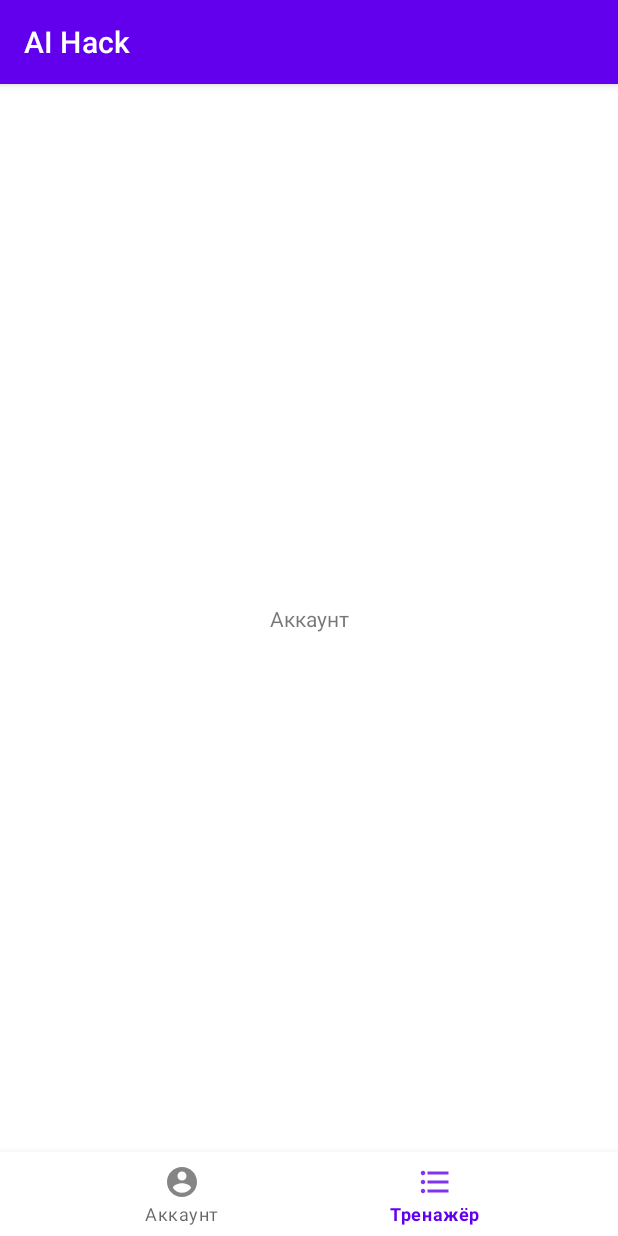
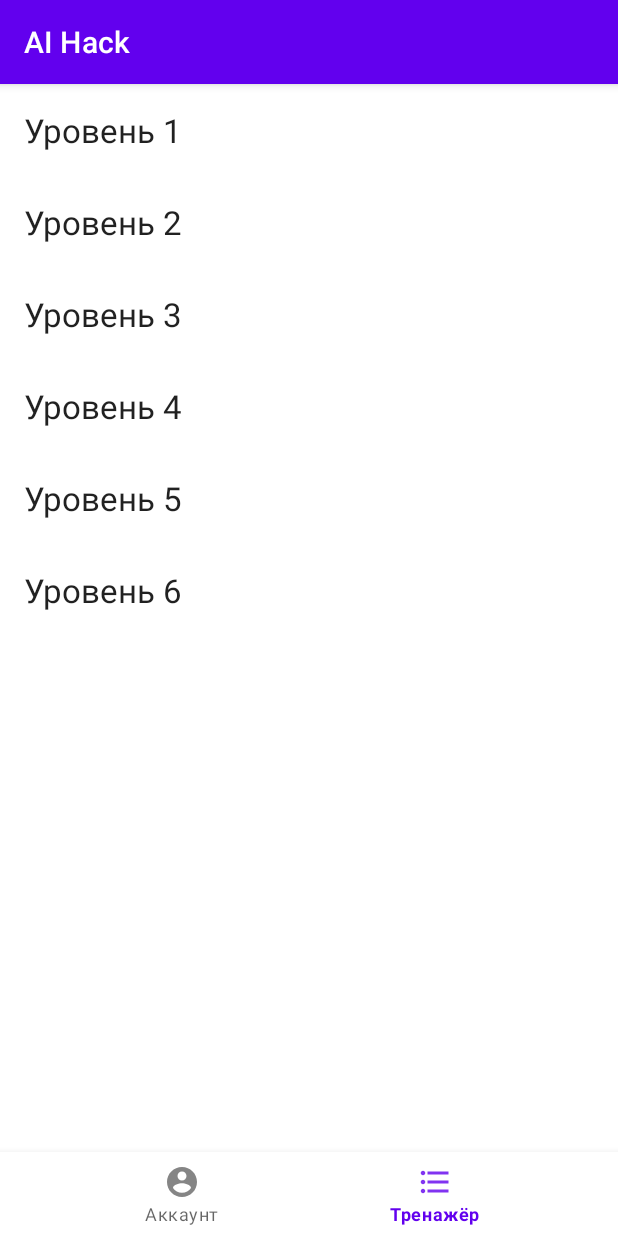
Before and after one commit to X-Foundation/aihack2, an Android app: the screen it shows after launch (MainActivity), item 2 of the bottom bar chosen, on a phone screen of 412 x 824 dp. Run offline under Robolectric (Android 15) with nearby library versions, the phone set to English and light mode, and no system bars.

Commit message:
add recycler_view

```diff
--- a/app/src/main/java/com/example/aihack/fragments/AccountFragment.kt
+++ b/app/src/main/java/com/example/aihack/fragments/AccountFragment.kt
@@ -13,6 +13,6 @@ class AccountFragment : Fragment() {
         container: ViewGroup?,
         savedInstanceState: Bundle?
     ): View? {
-        return inflater.inflate(R.layout.trainer_fragment, container, false)
+        return inflater.inflate(R.layout.account_fragment, container, false)
     }
 }
--- a/app/src/main/java/com/example/aihack/fragments/TrainerFragment.kt
+++ b/app/src/main/java/com/example/aihack/fragments/TrainerFragment.kt
@@ -4,7 +4,10 @@ import android.os.Bundle
 import android.view.LayoutInflater
 import android.view.View
 import android.view.ViewGroup
+import android.widget.TextView
 import androidx.fragment.app.Fragment
+import androidx.recyclerview.widget.LinearLayoutManager
+import androidx.recyclerview.widget.RecyclerView
 import com.example.aihack.R
 
 class TrainerFragment : Fragment() {
@@ -13,6 +16,38 @@ class TrainerFragment : Fragment() {
         container: ViewGroup?,
         savedInstanceState: Bundle?
     ): View? {
-        return inflater.inflate(R.layout.account_fragment, container, false)
+        return inflater.inflate(R.layout.trainer_fragment, container, false)
+    }
+
+    override fun onViewCreated(view: View, savedInstanceState: Bundle?) {
+        super.onViewCreated(view, savedInstanceState)
+        val recyclerView = view.findViewById<RecyclerView>(R.id.recycler_view)
+        recyclerView.layoutManager = LinearLayoutManager(requireActivity())
+        recyclerView.adapter = RecyclerViewAdapter()
+    }
+
+    inner class RecyclerViewAdapter : RecyclerView.Adapter<RecyclerViewAdapter.RecyclerViewHolder>() {
+        private val trainerList = arrayListOf("Уровень 1", "Уровень 2", "Уровень 3", "Уровень 4", "Уровень 5", "Уровень 6")
+        override fun onCreateViewHolder(parent: ViewGroup, viewType: Int): RecyclerViewHolder {
+            val layoutInflater = LayoutInflater.from(parent.context)
+            return RecyclerViewHolder(layoutInflater, parent)
+        }
+
+        override fun onBindViewHolder(holder: RecyclerViewHolder, position: Int) {
+            holder.bind(trainerList[position])
+        }
+
+        override fun getItemCount(): Int {
+            return trainerList.size
+        }
+
+        inner class RecyclerViewHolder(inflater: LayoutInflater, viewGroup: ViewGroup) :
+            RecyclerView.ViewHolder(inflater.inflate(R.layout.trainer_recycler_view_item, viewGroup, false)) {
+                fun bind(title: String) {
+                    val trainerTitle = itemView.findViewById<TextView>(R.id.trainer_title)
+                    trainerTitle.text = title
+
+                }
+            }
     }
 }
--- /dev/null
+++ b/app/src/main/res/layout/trainer_recycler_view_item.xml
@@ -0,0 +1,19 @@
+<?xml version="1.0" encoding="utf-8"?>
+<androidx.constraintlayout.widget.ConstraintLayout xmlns:android="http://schemas.android.com/apk/res/android"
+    xmlns:app="http://schemas.android.com/apk/res-auto"
+    android:layout_width="match_parent"
+    android:layout_height="wrap_content">
+
+    <TextView
+        android:id="@+id/trainer_title"
+        android:layout_width="wrap_content"
+        android:layout_height="wrap_content"
+        android:layout_marginStart="16dp"
+        android:layout_marginTop="16dp"
+        android:layout_marginBottom="16dp"
+        android:text="@string/trainer"
+        android:textAppearance="@style/TextAppearance.AppCompat.Large"
+        app:layout_constraintBottom_toBottomOf="parent"
+        app:layout_constraintStart_toStartOf="parent"
+        app:layout_constraintTop_toTopOf="parent" />
+</androidx.constraintlayout.widget.ConstraintLayout>
```
